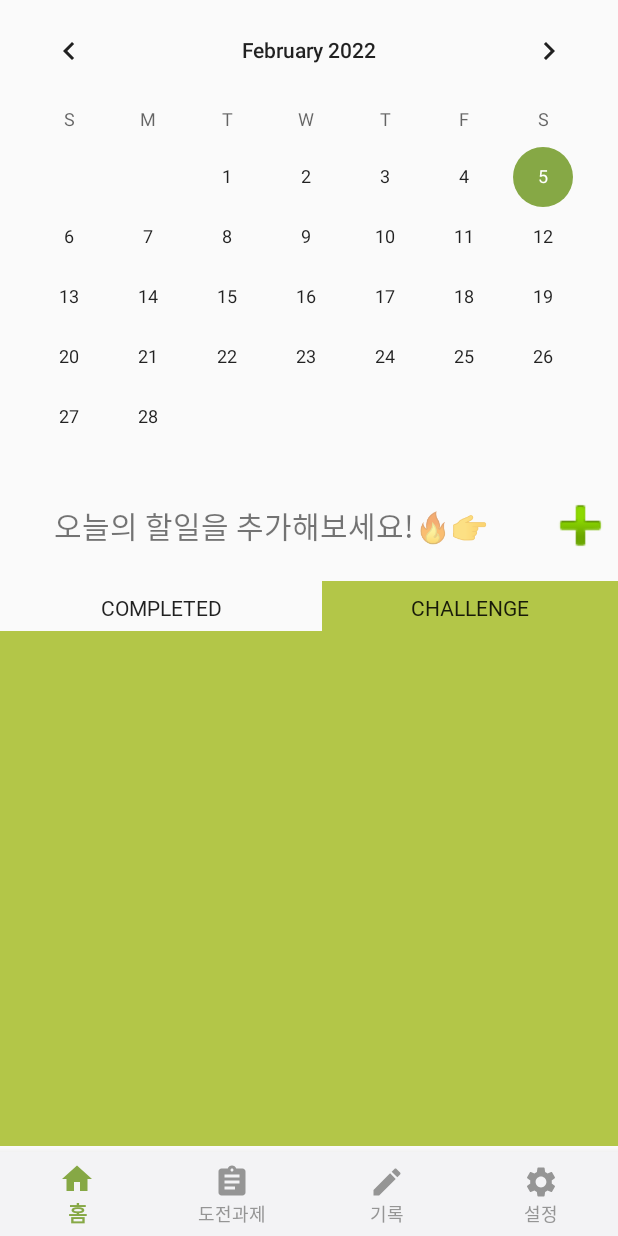
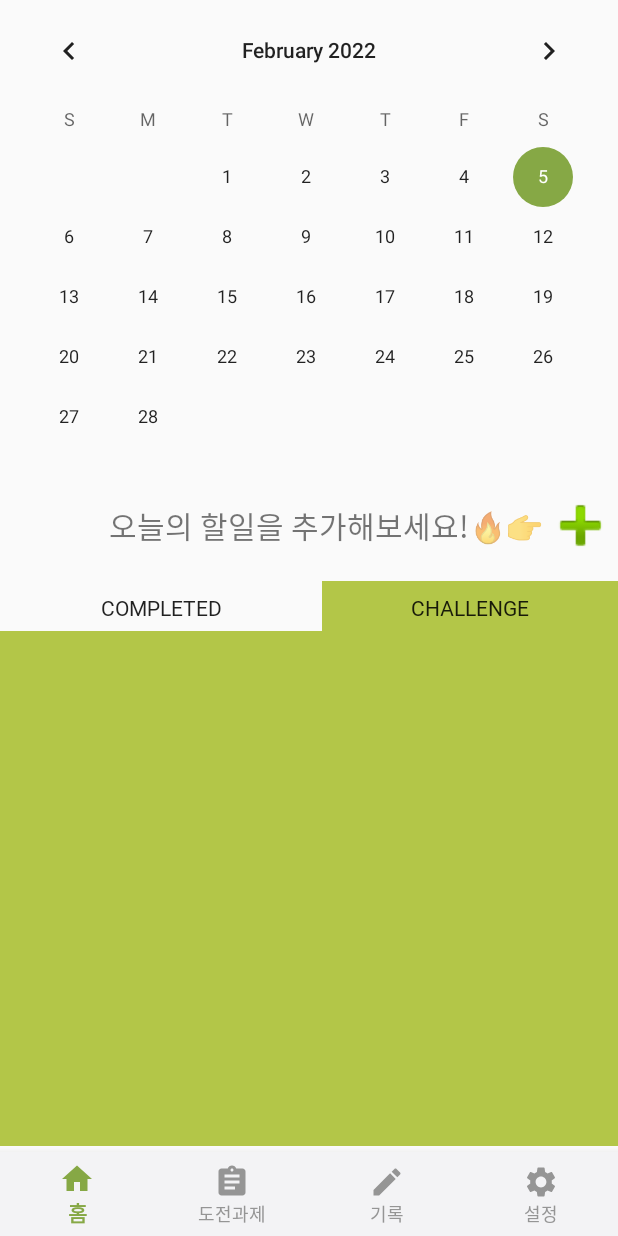
Before and after one commit to hansun-hub/android_app_g, an Android app: the fragment Menu1Fragment placed in its activity, on a phone screen of 412 x 824 dp. Run offline under Robolectric (Android 15) with nearby library versions, the phone set to English and light mode, and no system bars; 6 statements that could not run were skipped.

Commit message:
디자인 변경(글 우측으로 이동)

```diff
--- a/app/src/main/res/layout/fragment_menu1.xml
+++ b/app/src/main/res/layout/fragment_menu1.xml
@@ -29,7 +29,7 @@
             android:layout_width="0dp"
             android:layout_height="match_parent"
             android:layout_weight="1"
-            android:gravity="center"
+            android:gravity="center|right"
             android:text="@string/menu1_add"
             android:textSize="20sp" />
 
```
